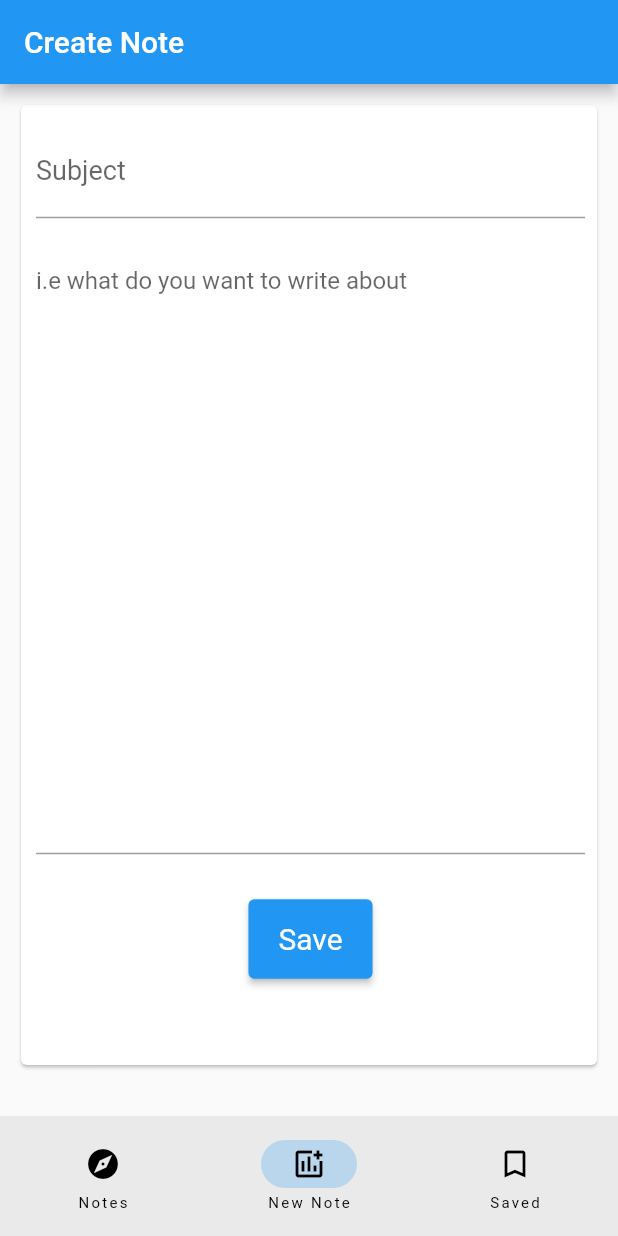
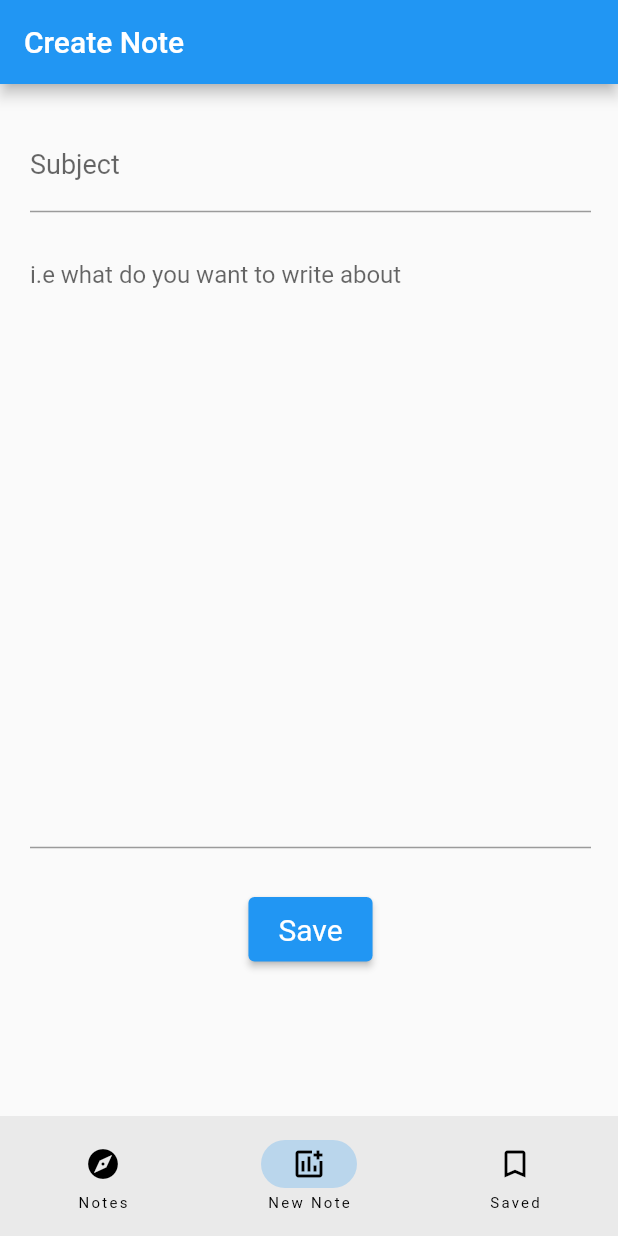
Before and after one commit to abramaleko/my_notes, a Flutter app: the screen it shows after launch, item 2 of the bottom bar chosen, on a phone screen of 412 x 824 dp. Run offline on Flutter 3.47's test engine with Material 2 defaults, Android fonts, the phone set to English and light mode, and no system bars; our stand-ins replace flutter_slidable.

Commit message:
fixed overflow of form

```diff
--- a/lib/my_notes.dart
+++ b/lib/my_notes.dart
@@ -50,7 +50,7 @@ class _MyNotesState extends State<MyNotes> {
         ),
         body: Container(
           margin: const EdgeInsets.fromLTRB(10, 10, 10, 10),
-          child: Card(
+          child: SingleChildScrollView(
             child: SizedBox(
             height: 640,
             child: Form(
@@ -95,7 +95,7 @@ class _MyNotesState extends State<MyNotes> {
                         textStyle: MaterialStateProperty.all(
                             const TextStyle(fontSize: 20)),
                         padding: MaterialStateProperty.all(
-                              const EdgeInsets.fromLTRB(20, 15, 20, 15)),
+                            const EdgeInsets.fromLTRB(20, 10, 20, 10)),
                       ),
                       onPressed: saveInfo,
                       child: const Text('Save'),
```
Lines whose indentation alone changed are shown as unchanged.
